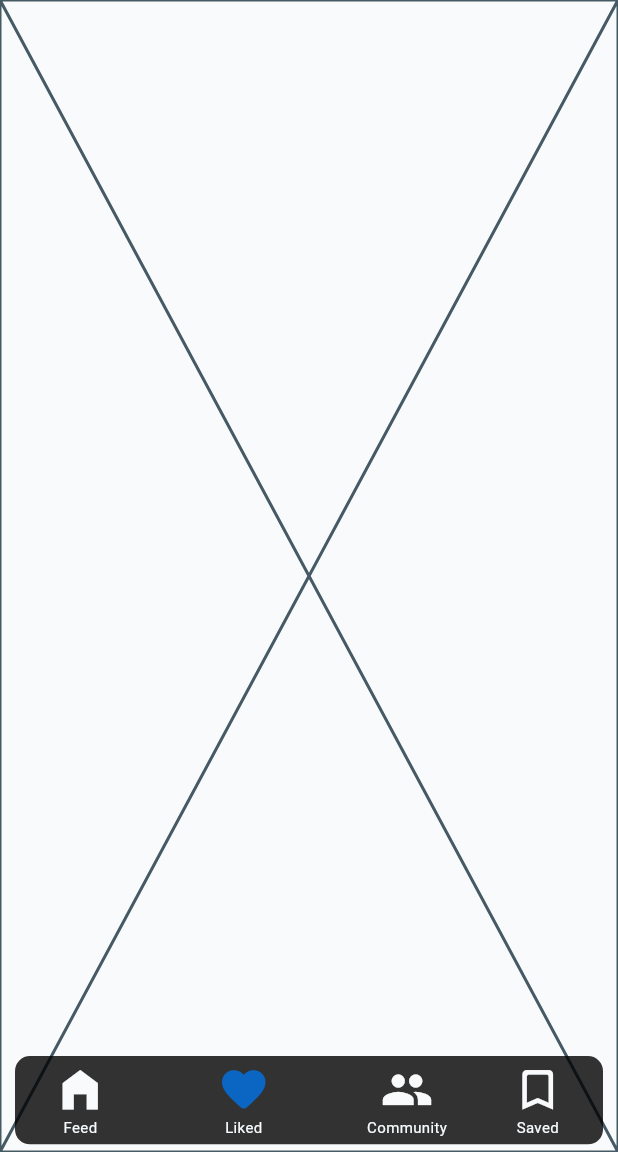
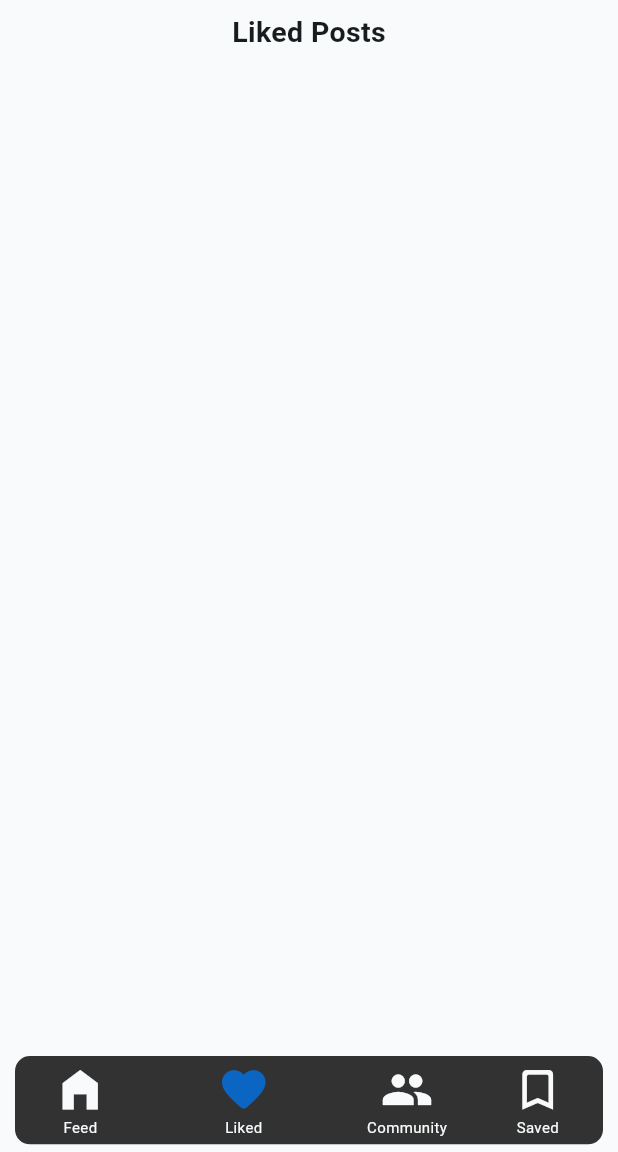
Before and after one commit to vedasjad/Employee-Forums, a Flutter app: the screen it shows after launch, item 2 of the bottom bar chosen, on a phone screen of 412 x 824 dp, the part 84-1236 px from its top. Run offline on Flutter 3.47's test engine with Material 2 defaults, Android fonts, the light colour scheme and no system bars; our stand-ins replace hive, hive_flutter; accounts and stored records are empty; network calls fail.

Commit message:
LikedPostsScreen made

```diff
--- a/lib/features/feed/widgets/post_widget.dart
+++ b/lib/features/feed/widgets/post_widget.dart
@@ -78,6 +78,7 @@ class _PostWidgetState extends State<PostWidget> {
                       context: context,
                       builder: (context) {
                         return MoreOptionsWidget(
+                          index: widget.index,
                           post: post,
                         );
                       },
@@ -111,7 +112,7 @@ class _PostWidgetState extends State<PostWidget> {
               maxLines: 2,
             ),
           ),
-          OptionsWidget(post: post),
+          OptionsWidget(index: widget.index, post: post),
         ],
       ),
     );
--- a/lib/features/home/screens/home_screen.dart
+++ b/lib/features/home/screens/home_screen.dart
@@ -1,8 +1,8 @@
 import 'package:employee_forums/features/community/screens/community_screen.dart';
 import 'package:employee_forums/features/feed/screens/feed_screen.dart';
 import 'package:employee_forums/features/home/providers/home_provider.dart';
-import 'package:employee_forums/features/liked/screens/liked_screen.dart';
-import 'package:employee_forums/features/saved/screens/saved_screen.dart';
+import 'package:employee_forums/features/likedPosts/screens/liked_posts_screen.dart';
+import 'package:employee_forums/features/savedPosts/screens/saved_posts_screen.dart';
 import 'package:flutter/material.dart';
 import 'package:provider/provider.dart';
 
@@ -16,9 +16,9 @@ class HomeScreen extends StatefulWidget {
 class _HomeScreenState extends State<HomeScreen> {
   final List<Widget> screens = const [
     FeedScreen(),
-    LikedScreen(),
+    LikedPostsScreen(),
     CommunityScreen(),
-    SavedScreen(),
+    SavedPostsScreen(),
   ];
   @override
   Widget build(BuildContext context) {
--- a/lib/features/liked/screens/liked_screen.dart
+++ /dev/null
@@ -1,15 +0,0 @@
-import 'package:flutter/material.dart';
-
-class LikedScreen extends StatefulWidget {
-  const LikedScreen({super.key});
-
-  @override
-  State<LikedScreen> createState() => _LikedScreenState();
-}
-
-class _LikedScreenState extends State<LikedScreen> {
-  @override
-  Widget build(BuildContext context) {
-    return const Placeholder();
-  }
-}
--- /dev/null
+++ b/lib/features/likedPosts/screens/liked_posts_screen.dart
@@ -0,0 +1,72 @@
+import 'package:employee_forums/features/likedPosts/screens/liked_post_scroll_screen.dart';
+import 'package:flutter/material.dart';
+import 'package:hive/hive.dart';
+
+import '../../../common/hive/hive_boxes.dart';
+
+class LikedPostsScreen extends StatefulWidget {
+  const LikedPostsScreen({super.key});
+
+  @override
+  State<LikedPostsScreen> createState() => _LikedPostsScreenState();
+}
+
+class _LikedPostsScreenState extends State<LikedPostsScreen> {
+  final Box likedPosts = Hive.box(HiveBoxes.likedPosts);
+  @override
+  Widget build(BuildContext context) {
+    final screenHeight = MediaQuery.of(context).size.height;
+    final screenWidth = MediaQuery.of(context).size.width;
+    return Scaffold(
+      body: SizedBox(
+          height: screenHeight,
+          child: Column(
+            children: [
+              const Padding(
+                padding: EdgeInsets.all(8.0),
+                child: Text(
+                  "Liked Posts",
+                  style: TextStyle(
+                    fontSize: 19,
+                    fontWeight: FontWeight.bold,
+                  ),
+                ),
+              ),
+              Expanded(
+                child: GridView.builder(
+                  gridDelegate: const SliverGridDelegateWithFixedCrossAxisCount(
+                    crossAxisCount: 3,
+                  ),
+                  itemCount: likedPosts.length,
+                  itemBuilder: (context, index) {
+                    return GestureDetector(
+                      onTap: () {
+                        Navigator.push(
+                          context,
+                          MaterialPageRoute(
+                            builder: (context) => const LikedPostScrollScreen(),
+                          ),
+                        );
+                      },
+                      child: Container(
+                        width: screenWidth / 2.5,
+                        decoration: BoxDecoration(
+                          border: Border.all(
+                            color: Colors.grey,
+                            width: 1,
+                          ),
+                        ),
+                        margin: const EdgeInsets.all(2),
+                        child: Image.network(
+                          likedPosts.getAt(index).image.first,
+                        ),
+                      ),
+                    );
+                  },
+                ),
+              ),
+            ],
+          )),
+    );
+  }
+}
```
Also changed, not shown: lib/features/feed/providers/feed_provider.dart (+8 -8 lines), lib/features/feed/widgets/more_options_widget.dart (+7 -3 lines), lib/features/feed/widgets/options_widget.dart (+7 -4 lines), lib/features/likedPosts/screens/liked_post_scroll_screen.dart (added, +57 -0 lines), lib/features/saved/screens/saved_screen.dart (deleted, +0 -15 lines), lib/features/savedPosts/screens/saved_posts_screen.dart (added, +15 -0 lines).
